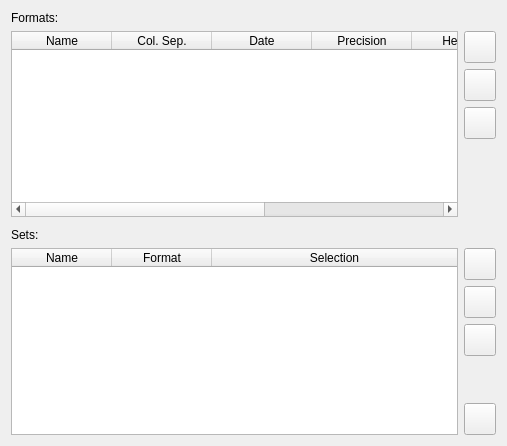
Above: src/observers/export.vars.files.csv-multicols/MultiCSVObsParamsWidget.ui from OpenFLUID/openfluid before the change. Below: the same form after it.
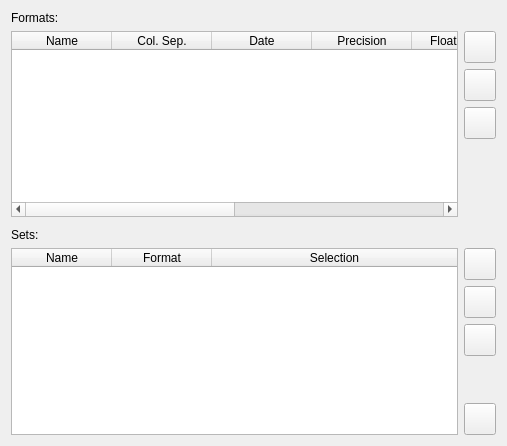
That is the form after the change.

```diff
--- a/src/observers/export.vars.files.csv-multicols/MultiCSVObsParamsWidget.ui
+++ b/src/observers/export.vars.files.csv-multicols/MultiCSVObsParamsWidget.ui
@@ -66,6 +66,11 @@
          <string>Precision</string>
         </property>
        </column>
+       <column>
+        <property name="text">
+         <string>Float format</string>
+        </property>
+       </column>
        <column>
         <property name="text">
          <string>Header</string>
```
